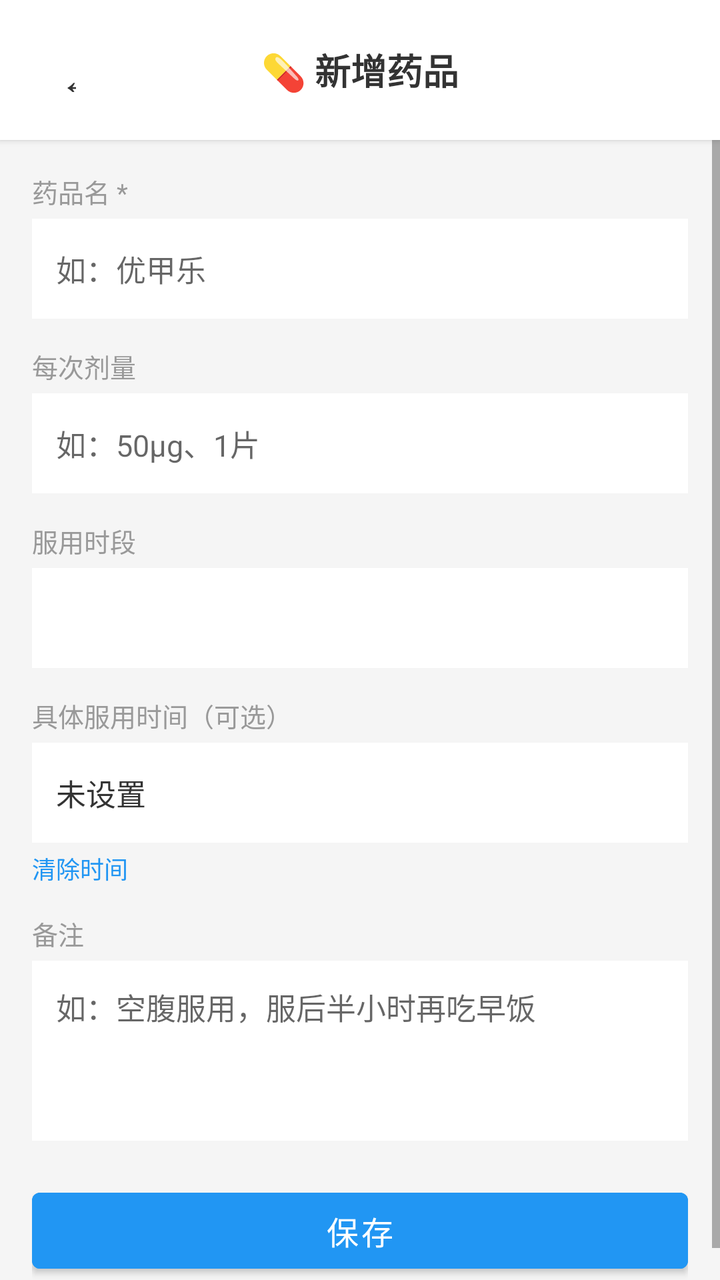
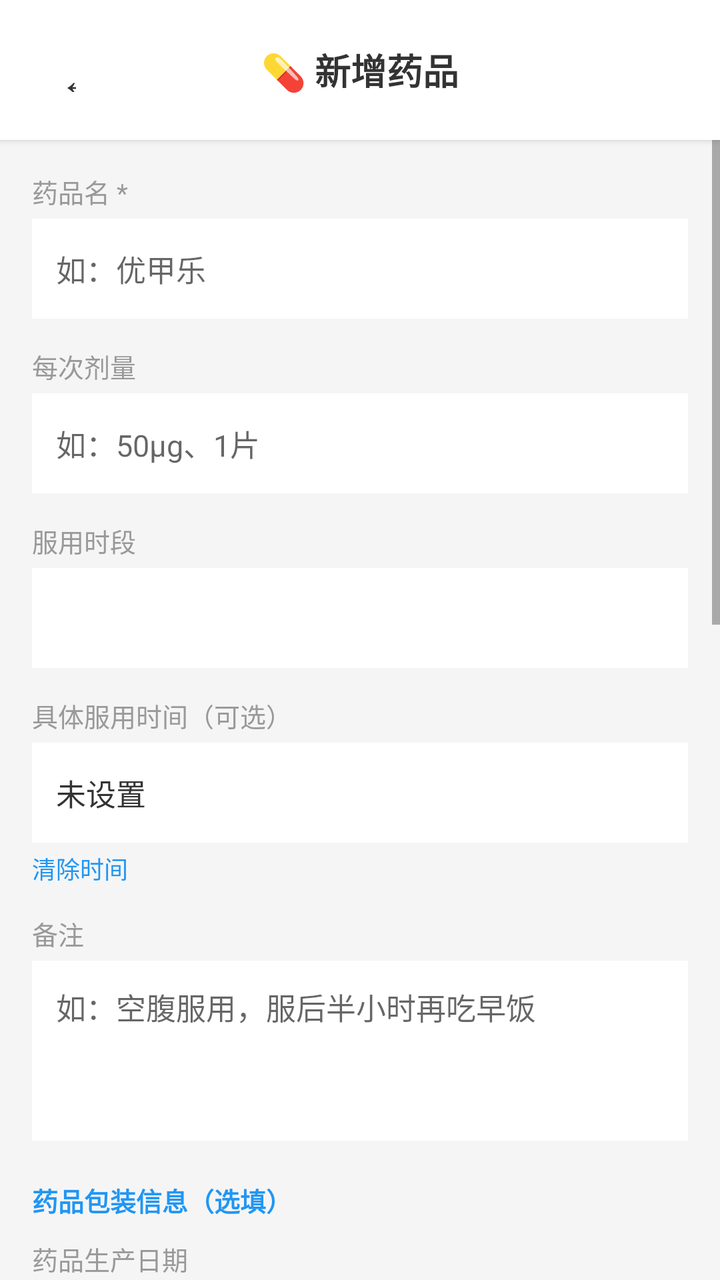

Two renders of the same Android screen: before a commit and after it. Below are the layout's source before the change and the commit's diff.
<!-- AndroidManifest.xml: application theme Theme.HealthRecorder -->
<!-- res/layout/activity_medication_add.xml -->
<?xml version="1.0" encoding="utf-8"?>
<LinearLayout xmlns:android="http://schemas.android.com/apk/res/android"
    android:layout_width="match_parent"
    android:layout_height="match_parent"
    android:orientation="vertical"
    android:background="#F5F5F5">

    
    <LinearLayout
        android:layout_width="match_parent"
        android:layout_height="wrap_content"
        android:orientation="horizontal"
        android:paddingHorizontal="12dp"
        android:paddingVertical="14dp"
        android:background="#FFFFFF"
        android:elevation="2dp"
        android:gravity="center_vertical">

        <Button
            android:id="@+id/btnBack"
            android:layout_width="42dp"
            android:layout_height="42dp"
            android:text="←"
            android:textSize="22sp"
            android:background="@android:color/transparent"
            android:textColor="#333333"/>

        <TextView
            android:id="@+id/tvTitle"
            android:layout_width="0dp"
            android:layout_height="wrap_content"
            android:layout_weight="1"
            android:text="💊 新增药品"
            android:textSize="18sp"
            android:textStyle="bold"
            android:textColor="#333333"
            android:gravity="center"/>

        <View
            android:layout_width="42dp"
            android:layout_height="1dp"/>
    </LinearLayout>

    <ScrollView
        android:layout_width="match_parent"
        android:layout_height="0dp"
        android:layout_weight="1">

        <LinearLayout
            android:layout_width="match_parent"
            android:layout_height="wrap_content"
            android:orientation="vertical"
            android:padding="16dp">

            
            <TextView
                android:layout_width="wrap_content"
                android:layout_height="wrap_content"
                android:text="药品名 *"
                android:textSize="13sp"
                android:textColor="#999999"
                android:layout_marginBottom="4dp"/>
            <EditText
                android:id="@+id/editName"
                android:layout_width="match_parent"
                android:layout_height="50dp"
                android:hint="如：优甲乐"
                android:background="@android:color/white"
                android:paddingHorizontal="12dp"
                android:textSize="15sp"
                android:inputType="text"
                android:layout_marginBottom="14dp"/>

            
            <TextView
                android:layout_width="wrap_content"
                android:layout_height="wrap_content"
                android:text="每次剂量"
                android:textSize="13sp"
                android:textColor="#999999"
                android:layout_marginBottom="4dp"/>
            <EditText
                android:id="@+id/editDosage"
                android:layout_width="match_parent"
                android:layout_height="50dp"
                android:hint="如：50μg、1片"
                android:background="@android:color/white"
                android:paddingHorizontal="12dp"
                android:textSize="15sp"
                android:inputType="text"
                android:layout_marginBottom="14dp"/>

            
            <TextView
                android:layout_width="wrap_content"
                android:layout_height="wrap_content"
                android:text="服用时段"
                android:textSize="13sp"
                android:textColor="#999999"
                android:layout_marginBottom="4dp"/>
            <Spinner
                android:id="@+id/spinnerTiming"
                android:layout_width="match_parent"
                android:layout_height="50dp"
                android:background="@android:color/white"
                android:paddingHorizontal="12dp"
                android:layout_marginBottom="14dp"/>

            
            <TextView
                android:layout_width="wrap_content"
                android:layout_height="wrap_content"
                android:text="具体服用时间（可选）"
                android:textSize="13sp"
                android:textColor="#999999"
                android:layout_marginBottom="4dp"/>
            <TextView
                android:id="@+id/textTime"
                android:layout_width="match_parent"
                android:layout_height="50dp"
                android:text="未设置"
                android:background="@android:color/white"
                android:gravity="center_vertical"
                android:paddingHorizontal="12dp"
                android:textSize="15sp"
                android:textColor="#333333"
                android:layout_marginBottom="4dp"/>
            <TextView
                android:id="@+id/btnClearTime"
                android:layout_width="wrap_content"
                android:layout_height="wrap_content"
                android:text="清除时间"
                android:textSize="12sp"
                android:textColor="#2196F3"
                android:layout_marginBottom="14dp"/>

            
            <TextView
                android:layout_width="wrap_content"
                android:layout_height="wrap_content"
                android:text="备注"
                android:textSize="13sp"
                android:textColor="#999999"
                android:layout_marginBottom="4dp"/>
            <EditText
                android:id="@+id/editNotes"
                android:layout_width="match_parent"
                android:layout_height="90dp"
                android:hint="如：空腹服用，服后半小时再吃早饭"
                android:background="@android:color/white"
                android:padding="12dp"
                android:textSize="15sp"
                android:gravity="top"
                android:inputType="textMultiLine"
                android:layout_marginBottom="20dp"/>

            <Button
                android:id="@+id/btnSave"
                android:layout_width="match_parent"
                android:layout_height="50dp"
                android:text="保存"
                android:textSize="16sp"
                android:textColor="#FFFFFF"
                android:backgroundTint="#2196F3"/>
        </LinearLayout>
    </ScrollView>
</LinearLayout>
<!-- resources referenced by this layout -->
<resources>
  <style name="Theme.HealthRecorder" parent="Theme.MaterialComponents.Light.DarkActionBar">
          
          <item name="colorPrimary">@color/purple_500</item>
          <item name="colorPrimaryVariant">@color/purple_700</item>
          <item name="colorOnPrimary">@color/white</item>
          
          
          <item name="colorSecondary">@color/teal_200</item>
          <item name="colorSecondaryVariant">@color/teal_700</item>
          <item name="colorOnSecondary">@color/black</item>
          
          
          <item name="android:statusBarColor">?attr/colorPrimaryVariant</item>
          
          
      </style>
  <color name="purple_500">#9C27B0</color>
  <color name="purple_700">#7B1FA2</color>
  <color name="white">#FFFFFF</color>
  <color name="teal_200">#80CBC4</color>
  <color name="teal_700">#00796B</color>
  <color name="black">#000000</color>
</resources>

<!-- the commit's change to res/layout/activity_medication_add.xml (unified diff, before → after) -->
@@ -154,6 +154,205 @@
                 android:inputType="textMultiLine"
                 android:layout_marginBottom="20dp"/>
 
+            
+            <TextView
+                android:layout_width="match_parent"
+                android:layout_height="wrap_content"
+                android:text="药品包装信息（选填）"
+                android:textSize="13sp"
+                android:textStyle="bold"
+                android:textColor="#2196F3"
+                android:layout_marginBottom="10dp"/>
+
+            
+            <TextView
+                android:layout_width="wrap_content"
+                android:layout_height="wrap_content"
+                android:text="药品生产日期"
+                android:textSize="13sp"
+                android:textColor="#999999"
+                android:layout_marginBottom="4dp"/>
+            <LinearLayout
+                android:layout_width="match_parent"
+                android:layout_height="wrap_content"
+                android:orientation="horizontal"
+                android:gravity="center_vertical"
+                android:layout_marginBottom="14dp">
+
+                <TextView
+                    android:id="@+id/textProductionDate"
+                    android:layout_width="0dp"
+                    android:layout_height="50dp"
+                    android:layout_weight="1"
+                    android:text="点击选择"
+                    android:background="@android:color/white"
+                    android:gravity="center_vertical"
+                    android:paddingHorizontal="12dp"
+                    android:textSize="15sp"
+                    android:textColor="#999999"/>
+
+                <TextView
+                    android:id="@+id/btnClearProduction"
+                    android:layout_width="48dp"
+                    android:layout_height="50dp"
+                    android:gravity="center"
+                    android:text="清除"
+                    android:textSize="12sp"
+                    android:textColor="#2196F3"/>
+            </LinearLayout>
+
+            
+            <TextView
+                android:layout_width="wrap_content"
+                android:layout_height="wrap_content"
+                android:text="有效期至"
+                android:textSize="13sp"
+                android:textColor="#999999"
+                android:layout_marginBottom="4dp"/>
+            <LinearLayout
+                android:layout_width="match_parent"
+                android:layout_height="wrap_content"
+                android:orientation="horizontal"
+                android:gravity="center_vertical"
+                android:layout_marginBottom="14dp">
+
+                <TextView
+                    android:id="@+id/textExpiryDate"
+                    android:layout_width="0dp"
+                    android:layout_height="50dp"
+                    android:layout_weight="1"
+                    android:text="点击选择"
+                    android:background="@android:color/white"
+                    android:gravity="center_vertical"
+                    android:paddingHorizontal="12dp"
+                    android:textSize="15sp"
+                    android:textColor="#999999"/>
+
+                <TextView
+                    android:id="@+id/btnClearExpiry"
+                    android:layout_width="48dp"
+                    android:layout_height="50dp"
+                    android:gravity="center"
+                    android:text="清除"
+                    android:textSize="12sp"
+                    android:textColor="#2196F3"/>
+            </LinearLayout>
+
+            
+            <TextView
+                android:layout_width="wrap_content"
+                android:layout_height="wrap_content"
+                android:text="规格"
+                android:textSize="13sp"
+                android:textColor="#999999"
+                android:layout_marginBottom="4dp"/>
+            <EditText
+                android:id="@+id/editSpec"
+                android:layout_width="match_parent"
+                android:layout_height="50dp"
+                android:hint="如：50μg×100片"
+                android:background="@android:color/white"
+                android:paddingHorizontal="12dp"
+                android:textSize="15sp"
+                android:inputType="text"
+                android:layout_marginBottom="14dp"/>
+
+            
+            <TextView
+                android:layout_width="wrap_content"
+                android:layout_height="wrap_content"
+                android:text="批准文号"
+                android:textSize="13sp"
+                android:textColor="#999999"
+                android:layout_marginBottom="4dp"/>
+            <EditText
+                android:id="@+id/editApprovalNo"
+                android:layout_width="match_parent"
+                android:layout_height="50dp"
+                android:hint="如：国药准字H20100523"
+                android:background="@android:color/white"
+                android:paddingHorizontal="12dp"
+                android:textSize="15sp"
+                android:inputType="text"
+                android:layout_marginBottom="14dp"/>
+
+            
+            <TextView
+                android:layout_width="wrap_content"
+                android:layout_height="wrap_content"
+                android:text="上市许可持有人"
+                android:textSize="13sp"
+                android:textColor="#999999"
+                android:layout_marginBottom="4dp"/>
+            <EditText
+                android:id="@+id/editMah"
+                android:layout_width="match_parent"
+                android:layout_height="50dp"
+                android:hint="如：默克制药（江苏）有限公司"
+                android:background="@android:color/white"
+                android:paddingHorizontal="12dp"
+                android:textSize="15sp"
+                android:inputType="text"
+                android:layout_marginBottom="14dp"/>
+
+            
+            <TextView
+                android:layout_width="wrap_content"
+                android:layout_height="wrap_content"
+                android:text="生产厂"
+                android:textSize="13sp"
+                android:textColor="#999999"
+                android:layout_marginBottom="4dp"/>
+            <EditText
+                android:id="@+id/editManufacturer"
+                android:layout_width="match_parent"
+                android:layout_height="50dp"
+                android:hint="药品生产企业名称"
+                android:background="@android:color/white"
+                android:paddingHorizontal="12dp"
+                android:textSize="15sp"
+                android:inputType="text"
+                android:layout_marginBottom="14dp"/>
+
+            
+            <TextView
+                android:layout_width="wrap_content"
+                android:layout_height="wrap_content"
+                android:text="包装厂"
+                android:textSize="13sp"
+                android:textColor="#999999"
+                android:layout_marginBottom="4dp"/>
+            <EditText
+                android:id="@+id/editPacker"
+                android:layout_width="match_parent"
+                android:layout_height="50dp"
+                android:hint="药品包装企业名称"
+                android:background="@android:color/white"
+                android:paddingHorizontal="12dp"
+                android:textSize="15sp"
+                android:inputType="text"
+                android:layout_marginBottom="14dp"/>
+
+            
+            <TextView
+                android:layout_width="wrap_content"
+                android:layout_height="wrap_content"
+                android:text="企业地址"
+                android:textSize="13sp"
+                android:textColor="#999999"
+                android:layout_marginBottom="4dp"/>
+            <EditText
+                android:id="@+id/editCompanyAddress"
+                android:layout_width="match_parent"
+                android:layout_height="70dp"
+                android:hint="生产企业注册地址"
+                android:background="@android:color/white"
+                android:padding="12dp"
+                android:textSize="15sp"
+                android:gravity="top"
+                android:inputType="textMultiLine"
+                android:layout_marginBottom="20dp"/>
+
             <Button
                 android:id="@+id/btnSave"
                 android:layout_width="match_parent"
